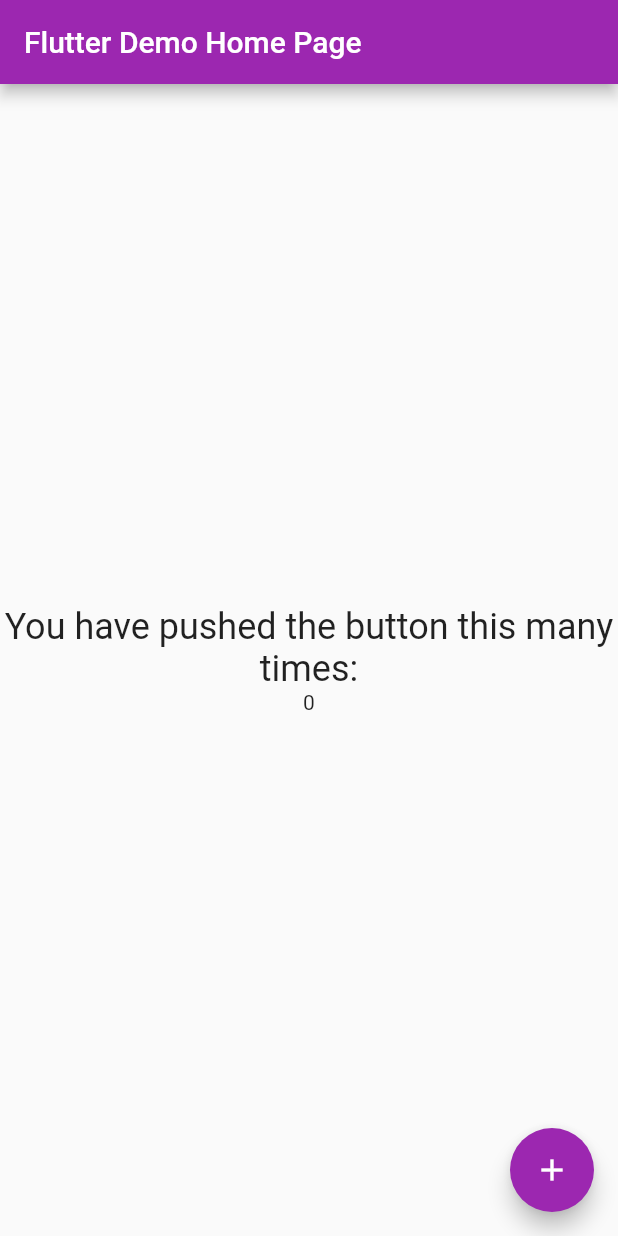
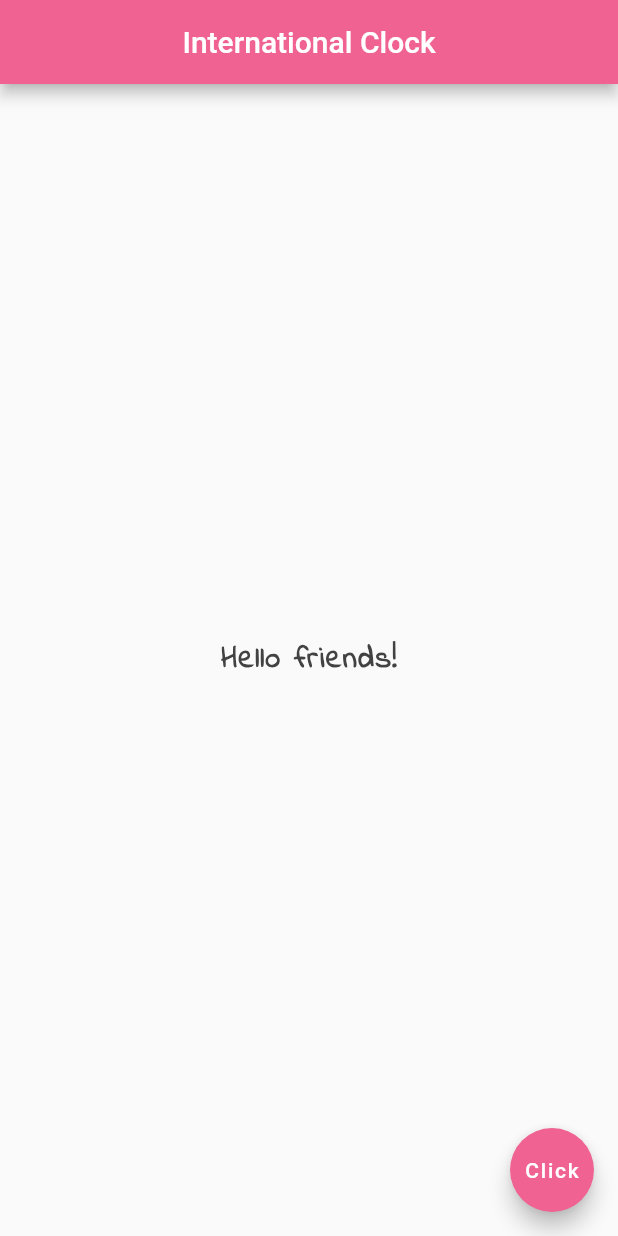
Before and after one commit to hojat72elect/flutter_play_ground, a Flutter app: the screen it shows after launch, on a phone screen of 412 x 824 dp. Run offline on Flutter 3.47's test engine with Material 2 defaults, Android fonts, the phone set to English and light mode, and no system bars.

Commit message:
added custom font

```diff
--- a/lib/main.dart
+++ b/lib/main.dart
@@ -1,69 +1,6 @@
 import 'package:flutter/material.dart';
+import 'package:flutter_play_ground/widgets/Screen1.dart';
 
 void main() {
-  runApp(const MyApp());
+  return runApp(const Screen1());
 }
-
-class MyApp extends StatelessWidget {
-  const MyApp({super.key});
-
-  @override
-  Widget build(BuildContext context) {
-    return MaterialApp(
-      title: 'Flutter Demo',
-      theme: ThemeData(
-        primarySwatch: Colors.purple,
-      ),
-      home: const MyHomePage(title: 'Flutter Demo Home Page'),
-    );
-  }
-}
-
-class MyHomePage extends StatefulWidget {
-  const MyHomePage({super.key, required this.title});
-
-  final String title;
-
-  @override
-  State<MyHomePage> createState() => _MyHomePageState();
-}
-
-class _MyHomePageState extends State<MyHomePage> {
-  int _counter = 0;
-
-  void _incrementCounter() {
-    setState(() {
-      _counter++;
-    });
-  }
-
-  @override
-  Widget build(BuildContext context) {
-    return Scaffold(
-      appBar: AppBar(
-        title: Text(widget.title),
-      ),
-      body: Center(
-        child: Column(
-          mainAxisAlignment: MainAxisAlignment.center,
-          children: <Widget>[
-            Text(
-              'You have pushed the button this many times:',
-              style: Theme.of(context).textTheme.headlineSmall,
-              textAlign: TextAlign.center,
-            ),
-            Text(
-              "$_counter",
-              style: Theme.of(context).textTheme.bodyMedium,
-            ),
-          ],
-        ),
-      ),
-      floatingActionButton: FloatingActionButton(
-        onPressed: _incrementCounter,
-        tooltip: "Increment",
-        child: const Icon(Icons.add),
-      ),
-    );
-  }
-}
--- /dev/null
+++ b/lib/widgets/Screen1.dart
@@ -0,0 +1,35 @@
+import 'package:flutter/material.dart';
+
+class Screen1 extends StatelessWidget {
+  const Screen1({super.key});
+
+  @override
+  Widget build(BuildContext context) {
+    return MaterialApp(
+      home: Scaffold(
+        appBar: AppBar(
+          title: const Text("International Clock"),
+          centerTitle: true,
+          backgroundColor: Colors.pink[300],
+        ),
+        body: Center(
+          child: Text(
+            "Hello friends!",
+            style: TextStyle(
+              fontSize: 20.0,
+              fontWeight: FontWeight.bold,
+              letterSpacing: 1.0,
+              color: Colors.grey[800],
+              fontFamily: 'IndieFlower',
+            ),
+          ),
+        ),
+        floatingActionButton: FloatingActionButton(
+          backgroundColor: Colors.pink[300],
+          onPressed: () {},
+          child: const Text("Click"),
+        ),
+      ),
+    );
+  }
+}
```
Also changed, not shown: pubspec.yaml (+6 -63 lines), assets/IndieFlower-Regular.ttf (added), 2 other files.
